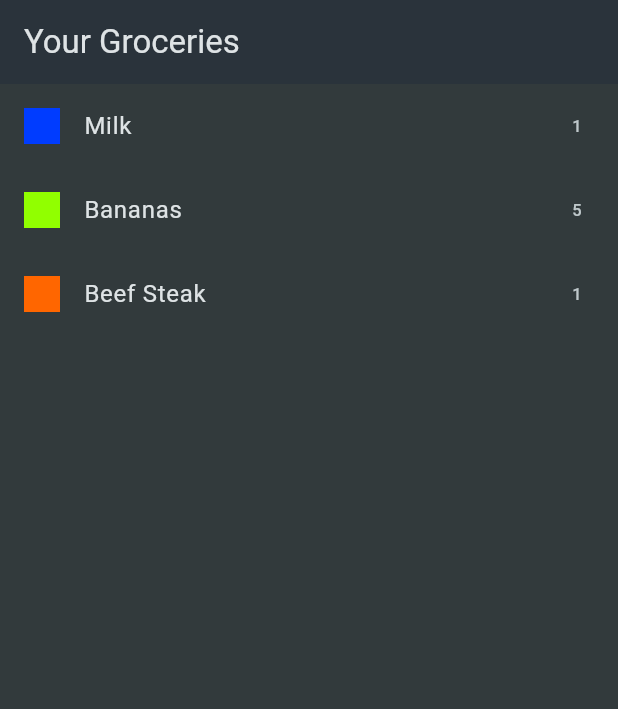
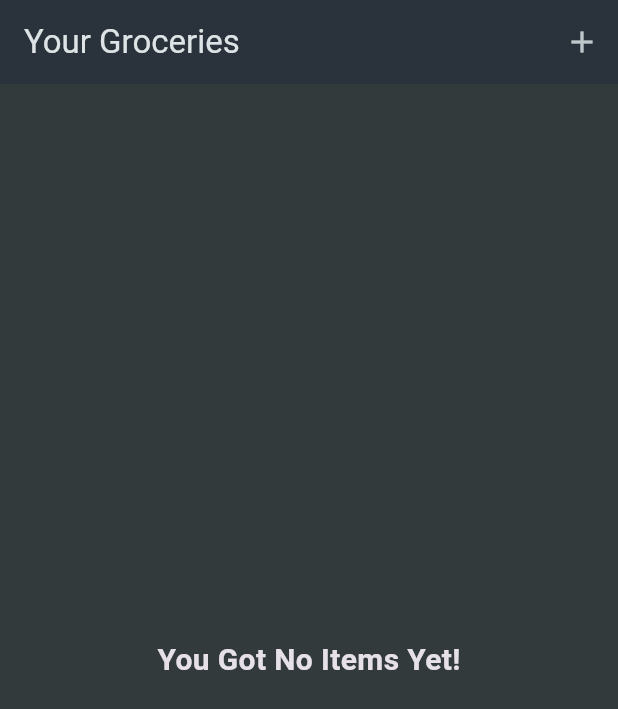
Before and after one commit to mojahid-belaman/Shopping-List, a Flutter app: the screen it shows after launch, on a phone screen of 412 x 824 dp. Shown: the top 709 px of the screen. Run offline on Flutter 3.47's test engine with Material 3 defaults, Android fonts, the phone set to English and light mode, and no system bars.

Commit message:
create widget manage state grocery and apply a lot widget like ListTile and Dissmisble ScaffoleMessenger

```diff
--- a/lib/screens/groceries.dart
+++ b/lib/screens/groceries.dart
@@ -1,22 +1,87 @@
 import 'package:flutter/material.dart';
-import 'package:groceries/data/dummy_items.dart';
+
+import 'package:groceries/modal/grocery_item.dart';
+import 'package:groceries/screens/new_grocery.dart';
 import 'package:groceries/widgets/grocery_list.dart';
 
-class Groceries extends StatelessWidget {
+class Groceries extends StatefulWidget {
   const Groceries({super.key});
 
   @override
-  Widget build(BuildContext context) {
-    return Scaffold(
-      appBar: AppBar(
-        title: const Text('Your Groceries'),
+  State<Groceries> createState() => _GroceriesState();
+}
+
+class _GroceriesState extends State<Groceries> {
+  final List<GroceryItem> _groceryItems = [];
+
+  void _addGrocery() async {
+    final newGrocery = await Navigator.of(context).push<GroceryItem>(
+      MaterialPageRoute(
+        builder: (ctx) {
+          return const NewGrocery();
+        },
       ),
-      body: ListView.builder(
-        itemCount: groceryItems.length,
-        itemBuilder: (ctx, index) => GroceryList(
-          groceryItem: groceryItems[index],
-        ),
+    );
+    if (newGrocery == null) return;
+    setState(() {
+      _groceryItems.add(newGrocery);
+    });
+  }
+
+  void _removeGrocery(GroceryItem grocery) {
+    final indexRemovedGrocery = _groceryItems.indexOf(grocery);
+    setState(() {
+      _groceryItems.remove(grocery);
+    });
+    ScaffoldMessenger.of(context).clearSnackBars();
+    ScaffoldMessenger.of(context).showSnackBar(
+      SnackBar(
+        duration: const Duration(seconds: 1),
+        content: const Text('Grocery Removed!'),
+        action: SnackBarAction(
+            label: 'Undo',
+            onPressed: () {
+              setState(() {
+                _groceryItems.insert(indexRemovedGrocery, grocery);
+              });
+            }),
       ),
     );
   }
+
+  @override
+  Widget build(BuildContext context) {
+    Widget content = const Center(
+      child: Text(
+        'You Got No Items Yet!',
+        style: TextStyle(fontSize: 20, fontWeight: FontWeight.bold),
+      ),
+    );
+    if (_groceryItems.isNotEmpty) {
+      content = ListView.builder(
+        itemCount: _groceryItems.length,
+        itemBuilder: (ctx, index) => Dismissible(
+          background: Container(
+            color: Theme.of(context).colorScheme.error,
+            child: const Icon(Icons.delete),
+          ),
+          key: ValueKey(_groceryItems[index].id),
+          onDismissed: (direction) {
+            _removeGrocery(_groceryItems[index]);
+          },
+          child: GroceryList(
+            groceryItem: _groceryItems[index],
+          ),
+        ),
+      );
+    }
+    return Scaffold(
+        appBar: AppBar(
+          title: const Text('Your Groceries'),
+          actions: [
+            IconButton(onPressed: _addGrocery, icon: const Icon(Icons.add))
+          ],
+        ),
+        body: content);
+  }
 }
```
